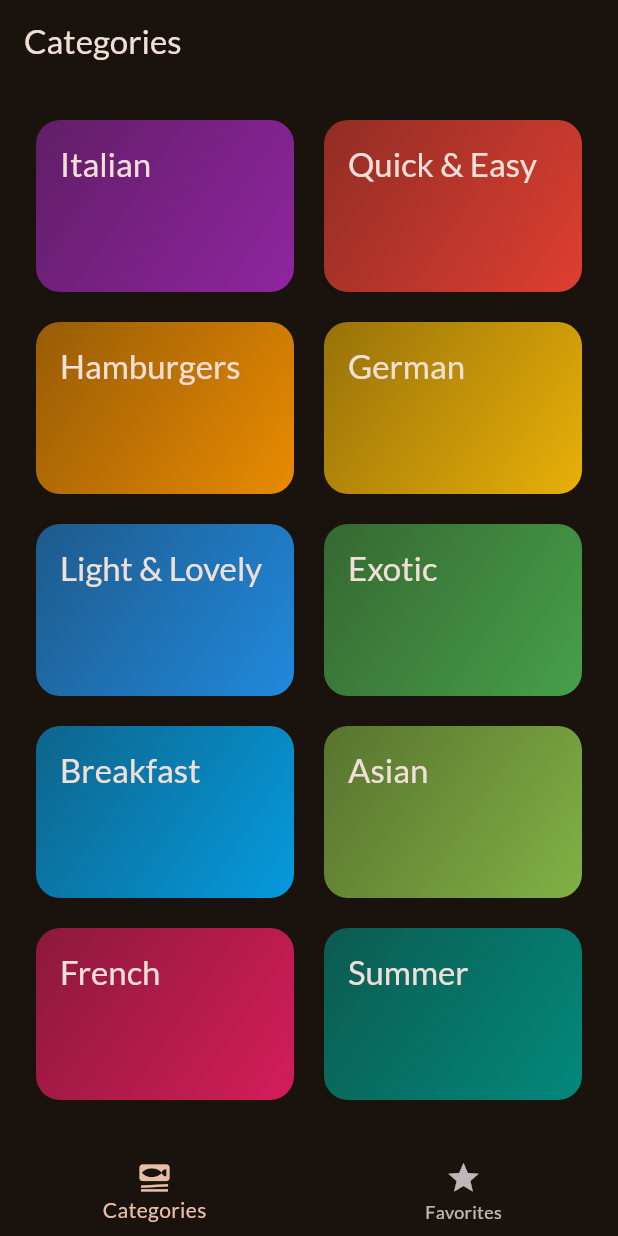
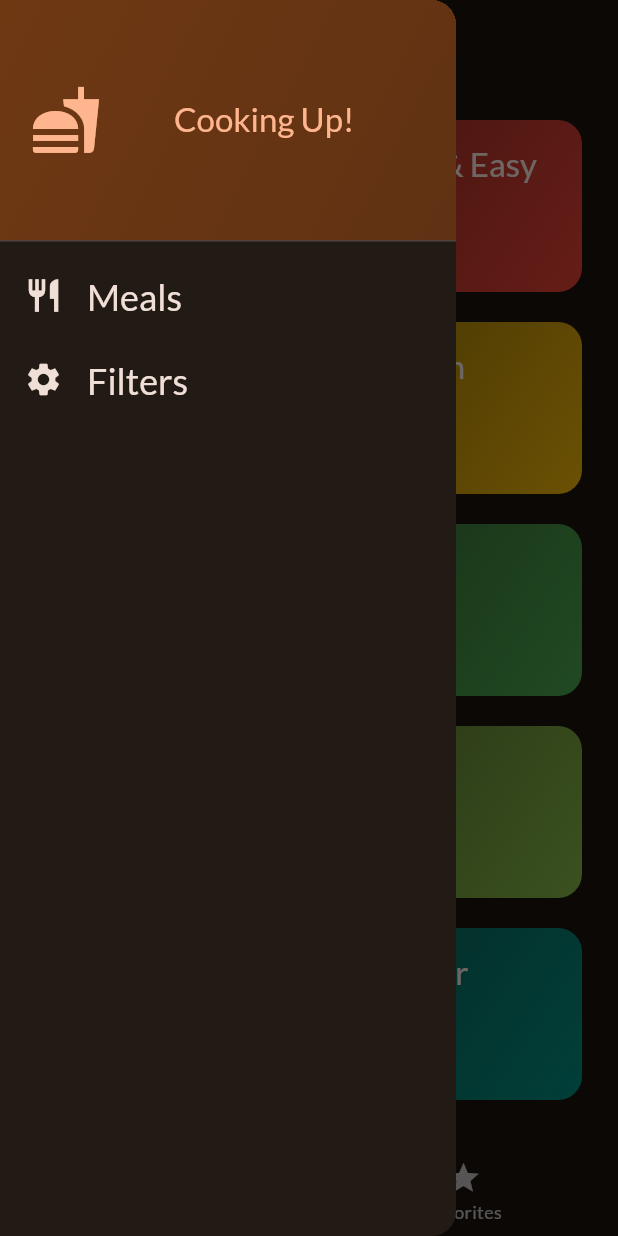
Before and after one commit to Janine-Codes/meals-app, a Flutter app: the screen it shows after launch, with the side drawer open (before the commit the screen has no drawer), on a phone screen of 412 x 824 dp. Run offline on Flutter 3.47's test engine with Material 3 defaults, Android fonts, the phone set to English and light mode, and no system bars; our stand-ins replace google_fonts, transparent_image.

Commit message:
Added Main drawer

```diff
--- a/lib/screens/tabs.dart
+++ b/lib/screens/tabs.dart
@@ -2,6 +2,7 @@ import 'package:flutter/material.dart';
 import 'package:meals_app/models/meal.dart';
 import 'package:meals_app/screens/categories.dart';
 import 'package:meals_app/screens/meals.dart';
+import 'package:meals_app/widgets/main_drawer.dart';
 
 class TabsScreen extends StatefulWidget {
   const TabsScreen({super.key});
@@ -64,6 +65,7 @@ class _TabsScreenState extends State<TabsScreen> {
       appBar: AppBar(
         title: Text(activePageTitle),
       ),
+      drawer: const MainDrawer(),
       body: activePage,
       bottomNavigationBar: BottomNavigationBar(
         onTap: _selectPage,
--- /dev/null
+++ b/lib/widgets/main_drawer.dart
@@ -0,0 +1,75 @@
+import 'package:flutter/material.dart';
+
+class MainDrawer extends StatelessWidget {
+  const MainDrawer({super.key});
+
+  @override
+  Widget build(BuildContext context) {
+    return Drawer(
+      child: Column(
+        children: [
+          DrawerHeader(
+            padding: const EdgeInsets.all(20),
+            decoration: BoxDecoration(
+                gradient: LinearGradient(
+              colors: [
+                Theme.of(context).colorScheme.primaryContainer,
+                Theme.of(context).colorScheme.primaryContainer.withOpacity(0.8),
+              ],
+              begin: Alignment.topLeft,
+              end: Alignment.bottomRight,
+            )),
+            child: Row(
+              children: [
+                Icon(
+                  Icons.fastfood,
+                  size: 48,
+                  color: Theme.of(context).colorScheme.primary,
+                ),
+                const SizedBox(
+                  width: 48,
+                ),
+                Text(
+                  'Cooking Up!',
+                  style: Theme.of(context).textTheme.titleLarge!.copyWith(
+                        color: Theme.of(context).colorScheme.primary,
+                      ),
+                ),
+              ],
+            ),
+          ),
+          ListTile(
+            leading: Icon(
+              Icons.restaurant,
+              size: 26,
+              color: Theme.of(context).colorScheme.onSurface,
+            ),
+            title: Text(
+              'Meals',
+              style: Theme.of(context).textTheme.titleLarge!.copyWith(
+                    color: Theme.of(context).colorScheme.onSurface,
+                    fontSize: 24,
+                  ),
+            ),
+            onTap: () {},
+          ),
+          ListTile(
+            leading: Icon(
+              Icons.settings,
+              size: 26,
+              color: Theme.of(context).colorScheme.onSurface,
+            ),
+            title: Text(
+              'Filters',
+              style: Theme.of(context).textTheme.titleLarge!.copyWith(
+                    color: Theme.of(context).colorScheme.onSurface,
+                    fontSize: 24,
+                  ),
+            ),
+            onTap: () {},
+          ),
+        ],
+      ),
+    );
+  }
+}
```
